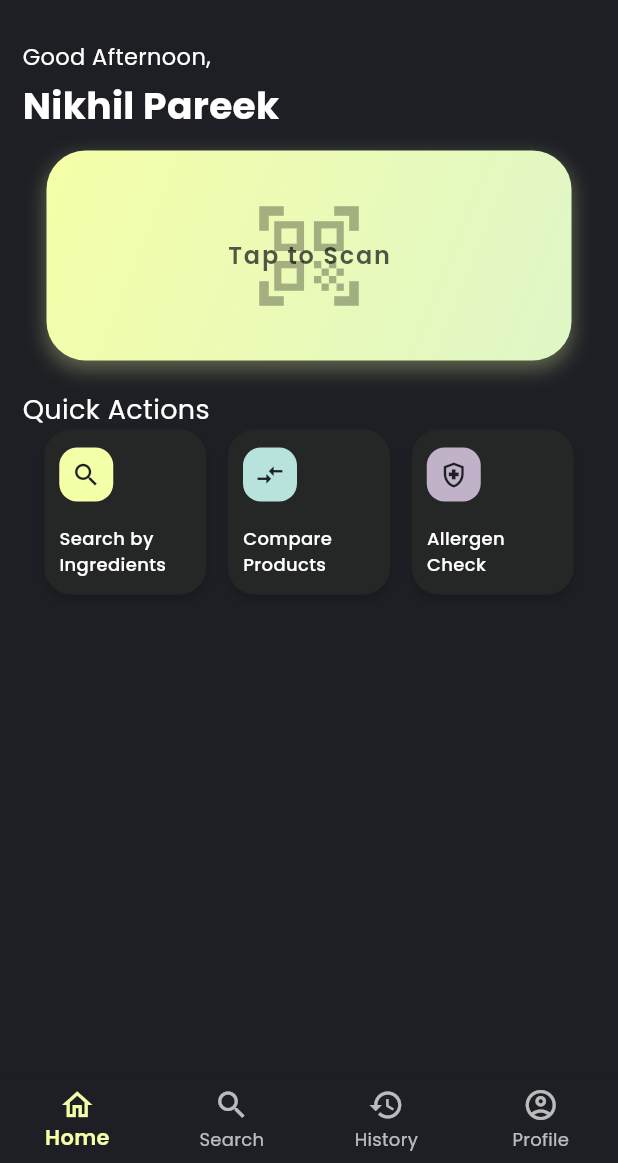
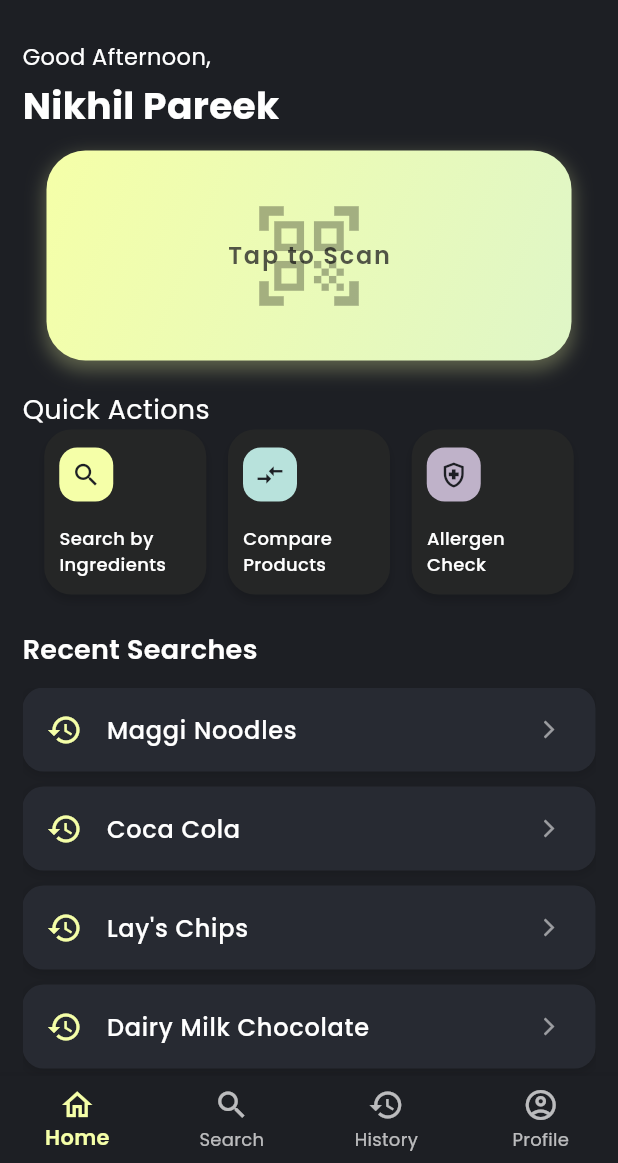
Before and after one commit to nikkhilpareek/ToxCheck, a Flutter app: the screen it shows after launch, on a phone screen of 412 x 824 dp, the part 73-1236 px from its top. Run offline on Flutter 3.47's test engine with Material 3 defaults, Android fonts, the phone set to English and light mode, and no system bars; our stand-ins replace device_preview, google_fonts.

Commit message:
UI Improvements

```diff
--- a/lib/pages/home_page.dart
+++ b/lib/pages/home_page.dart
@@ -15,18 +15,27 @@ class HomePage extends StatefulWidget {
 
 class _HomePageState extends State<HomePage> {
   int _selectedIndex = 0;
+  String? _selectedSearchTerm;
 
-  final List<Widget> _pages = [
-    const HomePageContent(),
-    const SearchPage(),
-    const HistoryPage(),
-    const ProfilePage(),
-  ];
+  void _navigateToSearch(String searchTerm) {
+    setState(() {
+      _selectedIndex = 1; // Navigate to search page
+      _selectedSearchTerm = searchTerm;
+    });
+  }
 
   @override
   Widget build(BuildContext context) {
     return Scaffold(
-      body: _pages[_selectedIndex],
+      body: IndexedStack(
+        index: _selectedIndex,
+        children: [
+          HomePageContent(onNavigateToSearch: _navigateToSearch),
+          SearchPage(initialSearchTerm: _selectedSearchTerm),
+          const HistoryPage(),
+          const ProfilePage(),
+        ],
+      ),
       bottomNavigationBar: BottomNavigationBar(
         backgroundColor: const Color(0xFF1D1F24),
         currentIndex: _selectedIndex,
@@ -60,7 +69,17 @@ class _HomePageState extends State<HomePage> {
 }
 
 class HomePageContent extends StatelessWidget {
-  const HomePageContent({super.key});
+  const HomePageContent({super.key, this.onNavigateToSearch});
+
+  final Function(String)? onNavigateToSearch;
+
+  final List<String> recentSearches = const [
+    "Maggi Noodles",
+    "Coca Cola",
+    "Lay's Chips",
+    "Dairy Milk Chocolate",
+    "Biscoff Cookies"
+  ];
 
   @override
   Widget build(BuildContext context) {
@@ -113,7 +132,7 @@ class HomePageContent extends StatelessWidget {
             icon: Icons.search,
             label: "Search by\nIngredients",
             iconBackgroundColor: const Color(0xFFF5FFA8),
-            onTap: () => print("Search tapped"),
+            onTap: () => onNavigateToSearch?.call(""),
           ),
           QuickActionCard(
             icon: Icons.compare_arrows,
@@ -128,7 +147,56 @@ class HomePageContent extends StatelessWidget {
             onTap: () => print("Allergen tapped"),
           ),
         ],
-      ),],
+      ),
+              const SizedBox(height: 24),
+              const Text(
+                "Recent Searches",
+                style: TextStyle(
+                  fontSize: 18,
+                  fontWeight: FontWeight.w600,
+                ),
+              ),
+              const SizedBox(height: 12),
+
+              // Recent Search List
+              Expanded(
+                child: ListView.separated(
+                  itemCount: recentSearches.length,
+                  separatorBuilder: (_, __) => const SizedBox(height: 10),
+                  itemBuilder: (context, index) {
+                    return GestureDetector(
+                      onTap: () {
+                        // Navigate to search page with this term
+                        onNavigateToSearch?.call(recentSearches[index]);
+                      },
+                      child: Container(
+                        decoration: BoxDecoration(
+                          color: const Color(0xFF272A32),
+                          borderRadius: BorderRadius.circular(14),
+                          boxShadow: [
+                            BoxShadow(
+                              color: Colors.black.withOpacity(0.15),
+                              blurRadius: 6,
+                              offset: const Offset(0, 2),
+                            )
+                          ],
+                        ),
+                        child: ListTile(
+                          leading: const Icon(Icons.history, color: Color(0xFFF5FFA8)),
+                          title: Text(
+                            recentSearches[index],
+                            style: const TextStyle(
+                              color: Colors.white,
+                              fontWeight: FontWeight.w500,
+                            ),
+                          ),
+                          trailing: const Icon(Icons.arrow_forward_ios, size: 14, color: Colors.white54),
+                        ),
+                      ),
+                    );
+                  },
+                ),
+              ),],
           ),
         ),
       ),
--- a/lib/pages/search_page.dart
+++ b/lib/pages/search_page.dart
@@ -1,7 +1,9 @@
 import 'package:flutter/material.dart';
 
 class SearchPage extends StatefulWidget {
-  const SearchPage({super.key});
+  const SearchPage({super.key, this.initialSearchTerm});
+
+  final String? initialSearchTerm;
 
   @override
   State<SearchPage> createState() => _SearchPageState();
@@ -17,6 +19,14 @@ class _SearchPageState extends State<SearchPage> {
     "Dairy Milk Chocolate",
     "Biscoff Cookies"
   ];
+
+  @override
+  void initState() {
+    super.initState();
+    if (widget.initialSearchTerm != null) {
+      _searchController.text = widget.initialSearchTerm!;
+    }
+  }
 
   @override
   Widget build(BuildContext context) {
```
